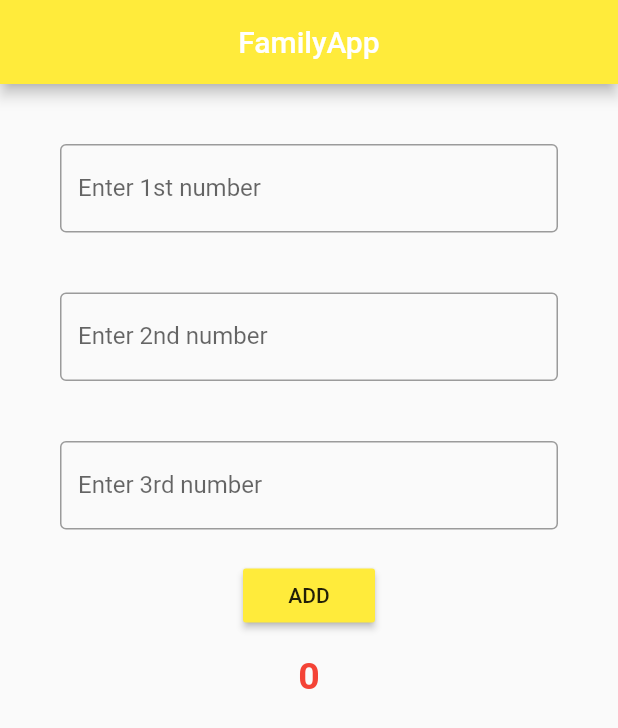
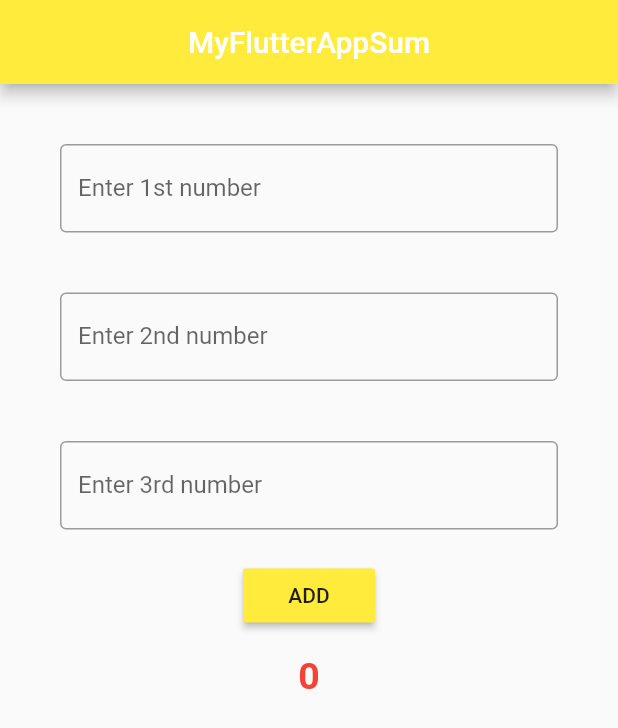
Before and after one commit to SengRavy1/Myapp, a Flutter app: the screen it shows after launch, on a phone screen of 412 x 824 dp. Shown: the top 728 px of the screen. Run offline on Flutter 3.47's test engine with Material 2 defaults, Android fonts, the phone set to English and light mode, and no system bars.

Commit message:
Snapshot 'Seng Ravy'

```diff
--- a/lib/main.dart
+++ b/lib/main.dart
@@ -21,7 +21,7 @@ class _HomeState extends State<Home> {
   Widget build(BuildContext context) {
     return Scaffold(
       appBar: AppBar(
-        title: Text('FamilyApp'),
+        title: Text('MyFlutterAppSum'),
         centerTitle: true,
         backgroundColor: Colors.yellow,
       ),
```
